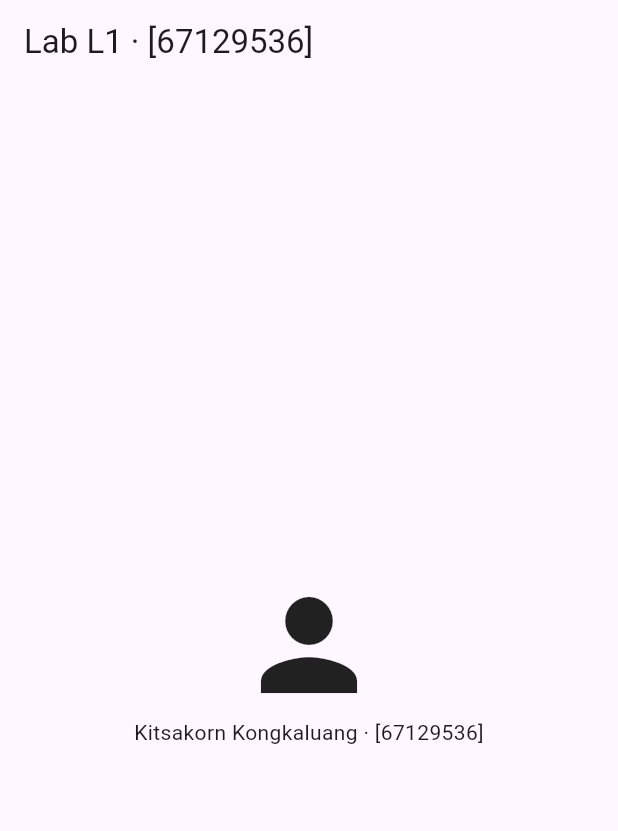
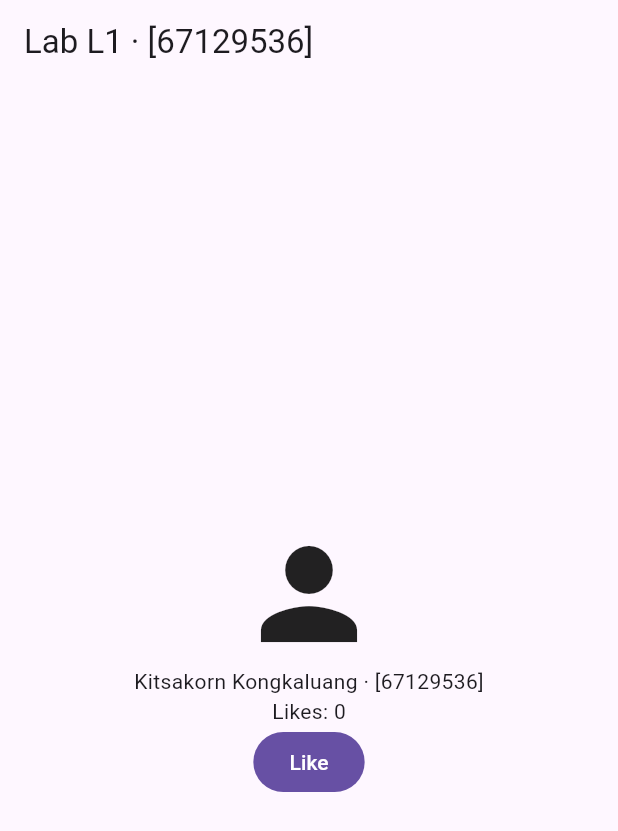
Before and after one commit to Maponeedcode/lab01_profile, a Flutter app: the screen it shows after launch, on a phone screen of 412 x 824 dp. Shown: the top 831 px of the screen. Run offline on Flutter 3.47's test engine with Material 3 defaults, Android fonts, the phone set to English and light mode, and no system bars.

Commit message:
Add like counter with setState

```diff
--- a/lib/main.dart
+++ b/lib/main.dart
@@ -4,19 +4,33 @@ void main() => runApp(
       const MaterialApp(home: HomePage()),
     );
 
-class HomePage extends StatelessWidget {
+class HomePage extends StatefulWidget {
   const HomePage({super.key});
+
+  @override
+  State<HomePage> createState() => _HomePageState();
+}
+
+class _HomePageState extends State<HomePage> {
+  int _likes = 0;
+
+  void _like() => setState(() => _likes++);
 
   @override
   Widget build(BuildContext context) {
     return Scaffold(
       appBar: AppBar(title: const Text('Lab L1 · [67129536]')),
-      body: const Center(
+      body: Center(
         child: Column(
           mainAxisSize: MainAxisSize.min,
           children: [
-            Icon(Icons.person, size: 96),
-            Text('Kitsakorn Kongkaluang · [67129536]'),
+            const Icon(Icons.person, size: 96),
+            const Text('Kitsakorn Kongkaluang · [67129536]'),
+            Text('Likes: $_likes'),
+            FilledButton(
+              onPressed: _like,
+              child: const Text('Like'),
+            ),
           ],
         ),
       ),
```
